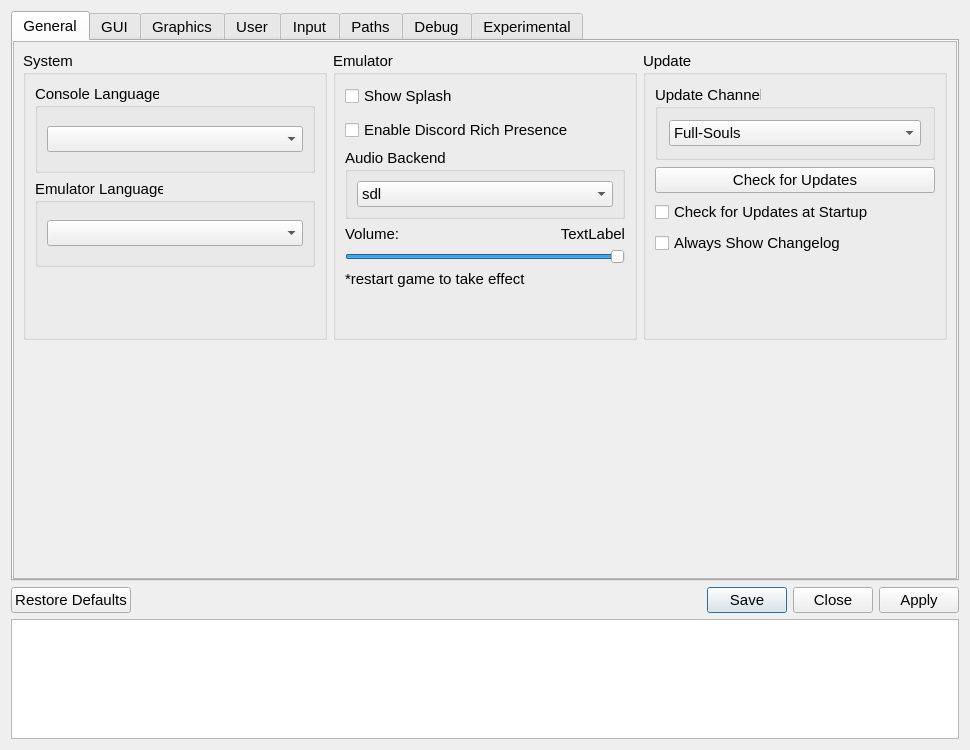
Above: src/qt_gui/settings_dialog.ui from diegolix29/shadPS4 before the change. Below: the same form after it.
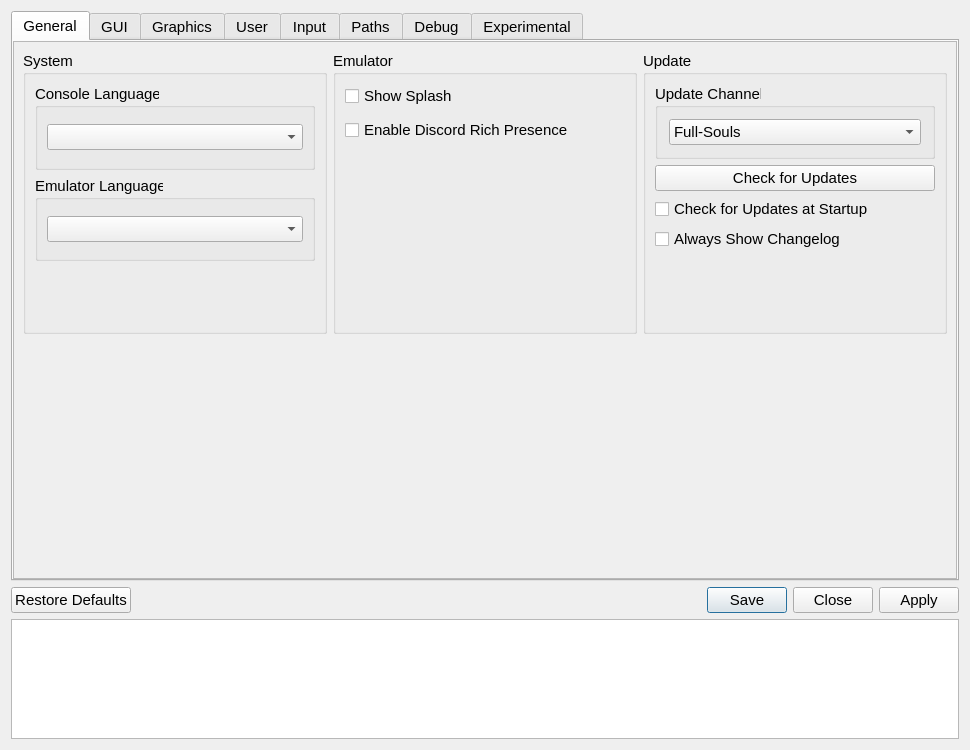
That is the form after the change. The open tabs and pages were chosen to show the change. Icons and pictures are not drawn.

Commit message: Hardcoded Features to experimental tab

What changed in the file:
```diff
--- a/src/qt_gui/settings_dialog.ui
+++ b/src/qt_gui/settings_dialog.ui
@@ -149,79 +149,6 @@
                  </item>
                 </layout>
                </item>
-               <item>
-                <widget class="QGroupBox" name="audioBackendGroupBox">
-                 <property name="title">
-                  <string>Audio Backend</string>
-                 </property>
-                 <layout class="QVBoxLayout" name="verticalLayout_3">
-                  <item>
-                   <widget class="QComboBox" name="audioBackendComboBox">
-                    <property name="currentIndex">
-                     <number>0</number>
-                    </property>
-                    <item>
-                     <property name="text">
-                      <string>sdl</string>
-                     </property>
-                    </item>
-                    <item>
-                     <property name="text">
-                      <string>cubeb</string>
-                     </property>
-                    </item>
-                   </widget>
-                  </item>
-                 </layout>
-                </widget>
-               </item>
-               <item>
-                <layout class="QHBoxLayout" name="horizontalLayout_6">
-                 <item>
-                  <widget class="QLabel" name="VolumeLabel">
-                   <property name="text">
-                    <string>Volume:</string>
-                   </property>
-                  </widget>
-                 </item>
-                 <item>
-                  <widget class="QLabel" name="VolumeValue">
-                   <property name="text">
-                    <string>TextLabel</string>
-                   </property>
-                   <property name="alignment">
-                    <set>Qt::AlignmentFlag::AlignRight|Qt::AlignmentFlag::AlignTrailing|Qt::AlignmentFlag::AlignVCenter</set>
-                   </property>
-                  </widget>
-                 </item>
-                </layout>
-               </item>
-               <item>
-                <widget class="QSlider" name="VolumeSlider">
-                 <property name="sizePolicy">
-                  <sizepolicy hsizetype="Preferred" vsizetype="Fixed">
-                   <horstretch>0</horstretch>
-                   <verstretch>0</verstretch>
-                  </sizepolicy>
-                 </property>
-                 <property name="maximum">
-                  <number>100</number>
-                 </property>
-                 <property name="value">
-                  <number>100</number>
-                 </property>
-                 <property name="orientation">
-                  <enum>Qt::Orientation::Horizontal</enum>
-                 </property>
-                </widget>
-               </item>
-               <item>
-                <widget class="QLabel" name="label">
-                 <property name="text">
-                  <string>*restart game to take effect</string>
-                 </property>
-                </widget>
-               </item>
                <item>
                 <spacer name="verticalSpacer_8">
                  <property name="orientation">
```
The commit also changes 3 other files.
